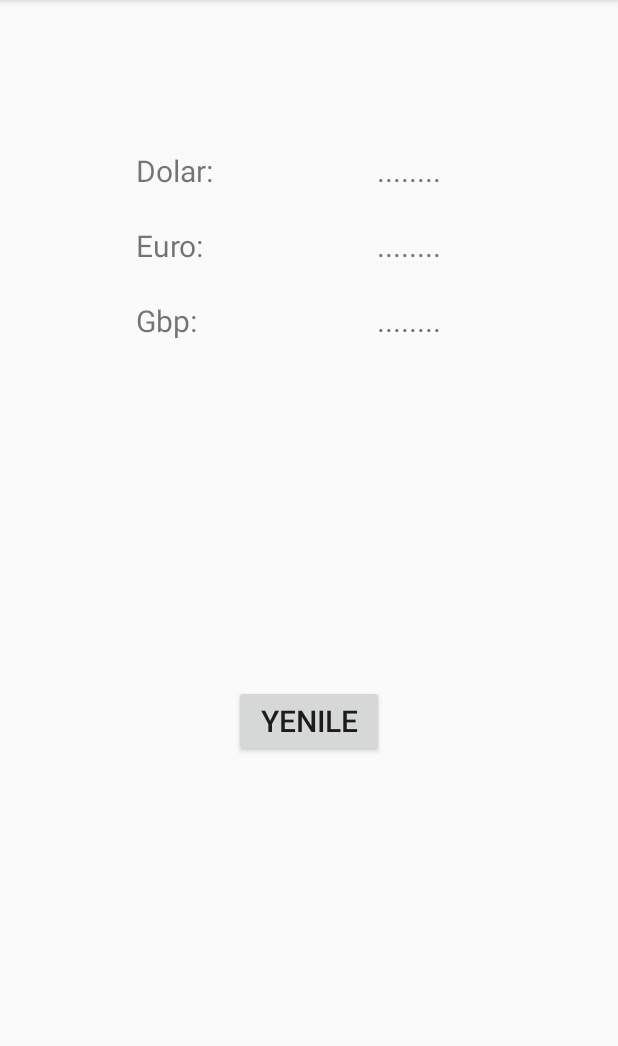
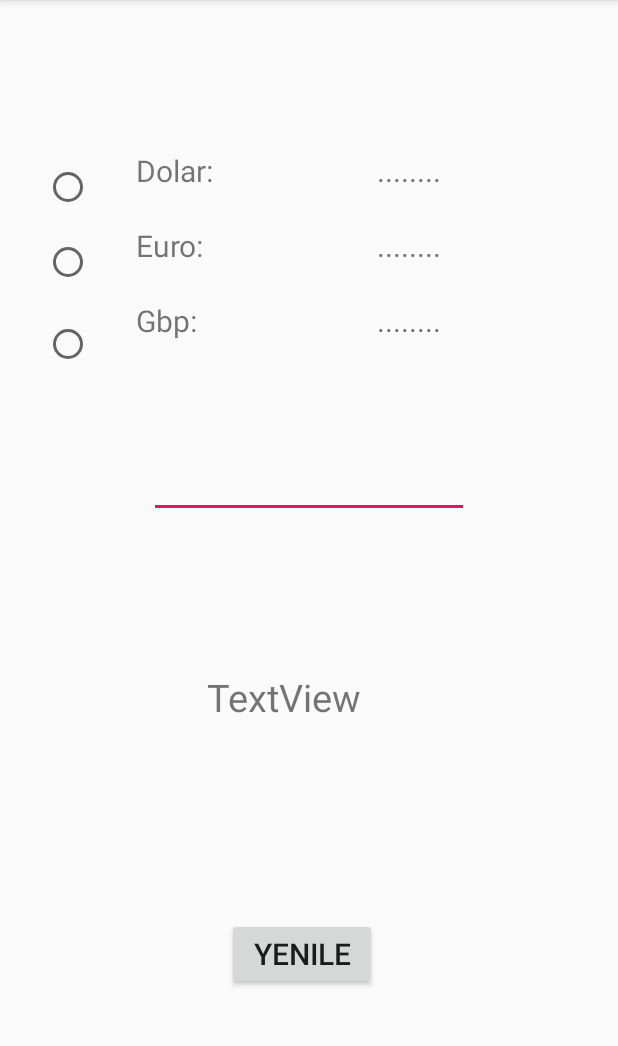
Before and after one commit to ibrahimYldzz/Currency-v1.0.0, an Android app: the screen it shows after launch (MainActivity), on a phone screen of 412 x 824 dp, the part 84-1130 px from its top. Run offline under Robolectric (Android 15) with nearby library versions, the phone set to English and light mode, and no system bars.

Commit message:
ilk gönderme

```diff
--- a/app/src/main/java/ibrahim/com/currency/MainActivity.java
+++ b/app/src/main/java/ibrahim/com/currency/MainActivity.java
@@ -5,6 +5,8 @@ import android.os.Bundle;
 import android.support.v7.app.AppCompatActivity;
 import android.view.View;
 import android.widget.Button;
+import android.widget.EditText;
+import android.widget.RadioButton;
 import android.widget.TextView;
 
 import org.json.JSONObject;
@@ -19,6 +21,10 @@ public class MainActivity extends AppCompatActivity {
     double b,d,f;
     TextView dolarsonuctext,eurosonuctext,gbpsonuctext;
     Button yenile;
+    RadioButton drb, erb, grb;
+    EditText editText;
+    TextView textView;
+    String girilen;
 
     @Override
     protected void onCreate(Bundle savedInstanceState) {
@@ -28,6 +34,40 @@ public class MainActivity extends AppCompatActivity {
         dolarsonuctext=findViewById(R.id.dolarsonuc);
         eurosonuctext=findViewById(R.id.eurosonuc);
         gbpsonuctext=findViewById(R.id.gbpsonuc);
+        drb=findViewById(R.id.drb);
+        erb=findViewById(R.id.erb);
+        grb=findViewById(R.id.grb);
+        editText=findViewById(R.id.editText);
+        textView=findViewById(R.id.textView);
+    }
+
+    public void onRadioButtonClicked(View view){
+        boolean checked=((RadioButton)view).isChecked();
+        String str="";
+        switch (view.getId()){
+            case R.id.drb:
+                if(checked)
+                girilen=editText.getText().toString();
+                double a=Double.parseDouble(girilen);
+                Double c;
+                c = a / b;
+                textView.setText(String.format(girilen + " tl:" + "%.2f" + " dolar",c));
+                break;
+            case R.id.erb:
+                if(checked)
+                girilen=editText.getText().toString();
+                a = Double.parseDouble(girilen);
+                c = a / d;
+                textView.setText(String.format(girilen + " tl:" + "%.2f" + " euro",c));
+                break;
+            case R.id.grb:
+                if(checked)
+                girilen=editText.getText().toString();
+                a = Double.parseDouble(girilen);
+                c = a / f;
+                textView.setText(String.format(girilen + " tl:" + "%.2f" + " gbp",c));
+                break;
+        }
     }
 
     public void download2(View view) {
--- a/app/src/main/res/layout/activity_main.xml
+++ b/app/src/main/res/layout/activity_main.xml
@@ -11,12 +11,13 @@
         android:id="@+id/yenile"
         android:layout_width="100dp"
         android:layout_height="0dp"
-        android:layout_marginBottom="263dp"
+        android:layout_marginBottom="108dp"
         android:onClick="download2"
         android:text="Yenile"
         android:textSize="20sp"
         app:layout_constraintBottom_toBottomOf="parent"
         app:layout_constraintEnd_toEndOf="parent"
+        app:layout_constraintHorizontal_bias="0.485"
         app:layout_constraintStart_toStartOf="parent" />
 
 
@@ -68,16 +69,16 @@
 
     <LinearLayout
         android:id="@+id/linearLayout2"
-        android:layout_width="70dp"
+        android:layout_width="0dp"
         android:layout_height="150dp"
         android:layout_marginTop="100dp"
-        android:layout_marginEnd="52dp"
-        android:layout_marginRight="52dp"
+        android:layout_marginEnd="90dp"
+        android:layout_marginRight="90dp"
         android:layout_marginBottom="168dp"
         android:orientation="vertical"
         app:layout_constraintBottom_toTopOf="@+id/yenile"
         app:layout_constraintEnd_toEndOf="parent"
-        app:layout_constraintStart_toEndOf="@+id/linearLayout"
+        app:layout_constraintStart_toEndOf="@+id/radioGroup3"
         app:layout_constraintTop_toTopOf="parent"
         app:layout_constraintVertical_bias="0.0">
 
@@ -108,4 +109,75 @@
             tools:layout_editor_absoluteX="150dp"
             tools:layout_editor_absoluteY="100dp" />
     </LinearLayout>
+
+
+    <EditText
+        android:id="@+id/editText"
+        android:layout_width="wrap_content"
+        android:layout_height="wrap_content"
+        android:layout_marginStart="8dp"
+        android:layout_marginLeft="8dp"
+        android:layout_marginTop="300dp"
+        android:layout_marginEnd="8dp"
+        android:layout_marginRight="8dp"
+        android:ems="10"
+        android:inputType="number"
+        app:layout_constraintEnd_toEndOf="parent"
+        app:layout_constraintStart_toStartOf="parent"
+        app:layout_constraintTop_toTopOf="parent" />
+
+    <TextView
+        android:id="@+id/textView"
+        android:layout_width="136dp"
+        android:layout_height="63dp"
+        android:layout_marginStart="8dp"
+        android:layout_marginLeft="8dp"
+        android:layout_marginTop="8dp"
+        android:layout_marginEnd="8dp"
+        android:layout_marginRight="8dp"
+        android:layout_marginBottom="8dp"
+        android:text="TextView"
+        android:textSize="25sp"
+        app:layout_constraintBottom_toTopOf="@+id/yenile"
+        app:layout_constraintEnd_toEndOf="parent"
+        app:layout_constraintStart_toStartOf="parent"
+        app:layout_constraintTop_toBottomOf="@+id/editText" />
+
+    <RadioGroup
+        android:id="@+id/radioGroup3"
+        android:layout_width="wrap_content"
+        android:layout_height="wrap_content"
+        android:layout_marginStart="29dp"
+        android:layout_marginLeft="29dp"
+        android:layout_marginEnd="152dp"
+        android:layout_marginRight="152dp"
+        app:layout_constraintEnd_toStartOf="@+id/linearLayout2"
+        app:layout_constraintStart_toStartOf="parent"
+        app:layout_constraintTop_toTopOf="@+id/linearLayout">
+
+        <RadioButton
+            android:id="@+id/drb"
+            android:layout_width="70dp"
+            android:layout_height="50dp"
+            tools:layout_editor_absoluteX="45dp"
+            tools:layout_editor_absoluteY="108dp"
+            android:onClick="onRadioButtonClicked"/>
+
+        <RadioButton
+            android:id="@+id/erb"
+            android:layout_width="70dp"
+            android:layout_height="50dp"
+            tools:layout_editor_absoluteX="45dp"
+            tools:layout_editor_absoluteY="165dp"
+            android:onClick="onRadioButtonClicked"/>
+
+        <RadioButton
+            android:id="@+id/grb"
+            android:layout_width="70dp"
+            android:layout_height="59dp"
+            tools:layout_editor_absoluteX="45dp"
+            tools:layout_editor_absoluteY="208dp"
+            android:onClick="onRadioButtonClicked"/>
+    </RadioGroup>
+
 </android.support.constraint.ConstraintLayout>
```
